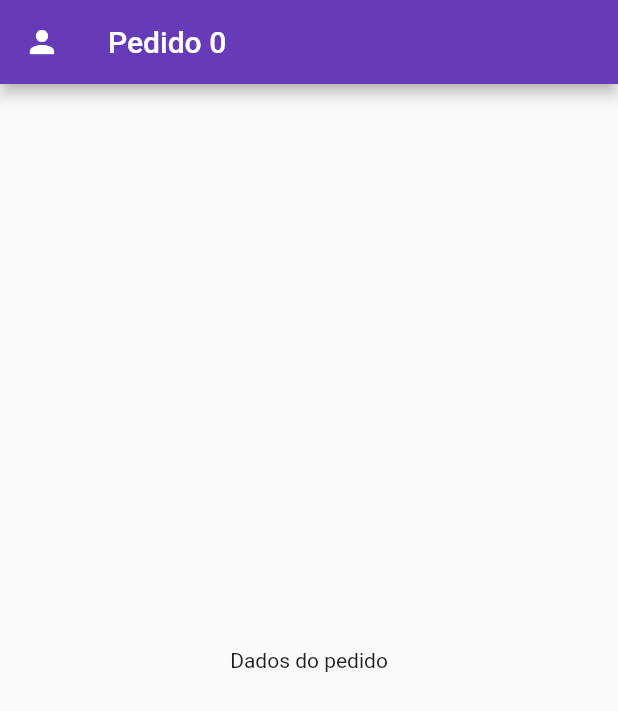
After one commit to PedroHenriqueDevBR/Good-Looking, a Flutter app: the ListDemandActivity screen opened directly, after a tap on "Cliente 01", on a phone screen of 412 x 824 dp. The commit adds this screen. Shown: the top 711 px of the screen. Run offline on Flutter 3.47's test engine with Material 2 defaults, Android fonts, the phone set to English and light mode, and no system bars.

Commit message:
chore: new activity ShowDemandActivity

```diff
--- a/lib/views/ListDemandActivity.dart
+++ b/lib/views/ListDemandActivity.dart
@@ -4,6 +4,7 @@ import 'package:good_look_app/models/Demand.dart';
 import 'package:good_look_app/models/Employee.dart';
 import 'package:good_look_app/views/CreateClientActivity.dart';
 import 'package:good_look_app/views/CreateEmployeeActivity.dart';
+import 'package:good_look_app/views/ShowDemandActivity.dart';
 
 
 class ListDemandActivity extends StatefulWidget {
@@ -74,6 +75,14 @@ class _ListDemandActivityState extends State<ListDemandActivity> {
               trailing: Icon(Icons.keyboard_arrow_right),
               title: Text(data[index].client),
               subtitle: Text(data[index].date_service + ' as ' + data[index].hour_service + ' horas'),
+              onTap: () {
+                Navigator.push(
+                  context,
+                  MaterialPageRoute(
+                    builder: (context) => ShowDemandActivity(index)
+                  )
+                );
+              },
             ),
             onDismissed: (direction) {
               if (direction == DismissDirection.startToEnd){
--- /dev/null
+++ b/lib/views/ShowDemandActivity.dart
@@ -0,0 +1,39 @@
+import 'package:flutter/material.dart';
+
+
+class ShowDemandActivity extends StatefulWidget {
+  int _id;
+
+  ShowDemandActivity(int id) {
+    this._id = id;
+  }
+
+  @override
+  _ShowDemandActivityState createState() => _ShowDemandActivityState();
+}
+
+class _ShowDemandActivityState extends State<ShowDemandActivity> {
+  @override
+  Widget build(BuildContext context) {
+    return Scaffold(
+      appBar: header(),
+      body: body(),
+    );
+  }
+
+  Widget body() {
+    return Container(
+      child: Center(
+        child: Text('Dados do pedido'),
+      ),
+    );
+  }
+
+  AppBar header() {
+    return AppBar(
+      title: Text('Pedido ' + widget._id.toString()),
+      leading: Icon(Icons.person),
+    );
+  }
+
+}
```
